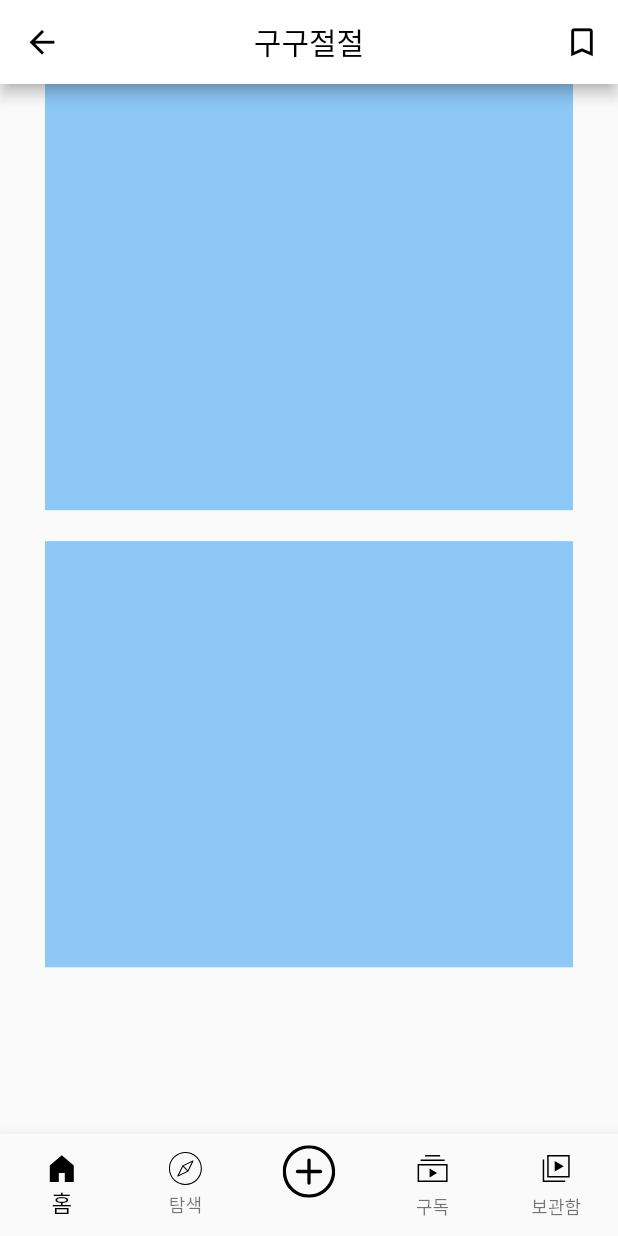
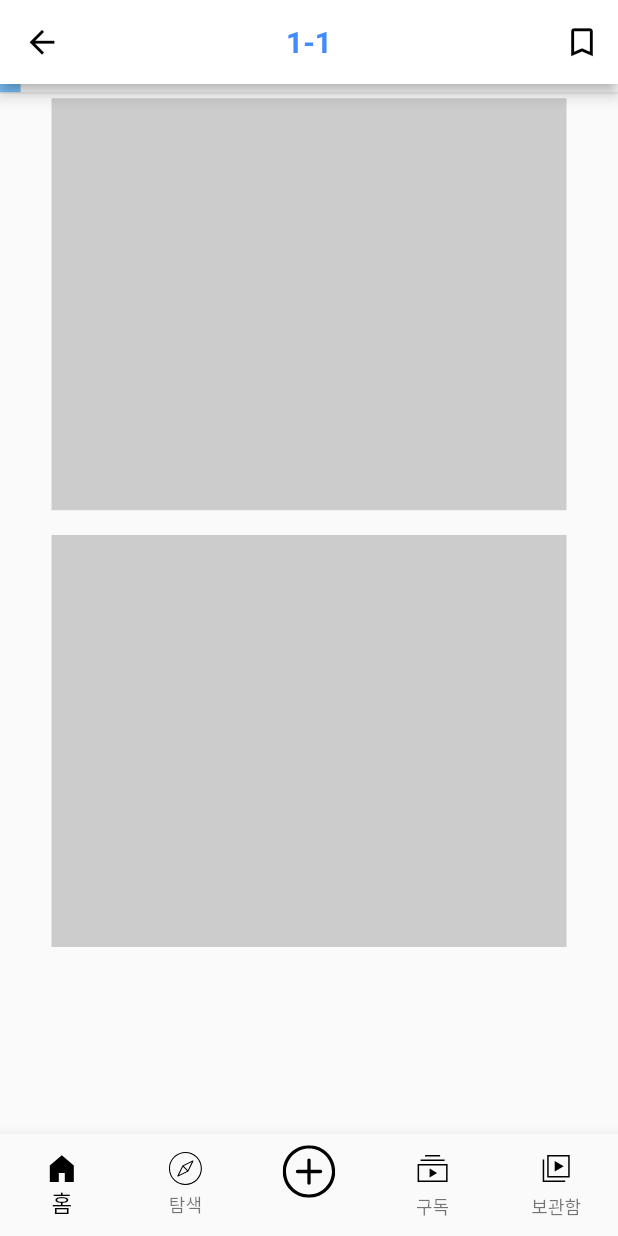
Before and after one commit to SeungAhSon/mirinae_gugu, a Flutter app: the screen it shows after launch, on a phone screen of 412 x 824 dp. Run offline on Flutter 3.47's test engine with Material 2 defaults, Android fonts, the phone set to English and light mode, and no system bars; our stand-ins replace firebase_auth, firebase_core, flutter_svg, get, google_sign_in, shared_preferences and 2 more; accounts and stored records are empty.

Commit message:
진행도 슬라이드 완성

```diff
--- a/lib/video/src/pages/home.dart
+++ b/lib/video/src/pages/home.dart
@@ -18,10 +18,11 @@ class Home extends StatelessWidget{
         appBar: AppBar(
 
           backgroundColor: Colors.white,
-          title: Text('구구절절',
+          title: Text('1-1',
             style: TextStyle(
-              color: Colors.black,
+              color: Colors.blueAccent,
               fontSize: 20,
+              fontWeight: FontWeight.bold,
             ),),
           centerTitle: true,
           leading: IconButton(
@@ -49,24 +50,41 @@ class Home extends StatelessWidget{
           body: Column(
             children: [
               Padding(
-                padding: EdgeInsets.only(left: 30,right: 30,),
+                padding: EdgeInsets.only(right: MediaQuery.of(context).size.width/(30/29),), //상단 슬라이드
                 child: Container(
 
-                height: MediaQuery.of(context).size.height/2.9,
-                color: Colors.blue.withOpacity(0.5),
+                  height: MediaQuery.of(context).size.height/(150/1),
+                  color: Colors.blue.withOpacity(0.6),
+                ),
+              ),
+              Padding(
+                padding: EdgeInsets.only(bottom: 3), //상단 슬라이드 밑에 선
+                child: Container(
+                  height: 1,
+                  color: Colors.grey.withOpacity(0.2),
+                ),
+              ),
+
+              //여긴 유튜브 영상
+              Padding(
+                padding: EdgeInsets.only(left:MediaQuery.of(context).size.width/(12/1),right: MediaQuery.of(context).size.width/(12/1),),
+                child: Container(
+
+                height: MediaQuery.of(context).size.height/(3/1),
+                color: Colors.grey.withOpacity(0.5),
               ),
             ),
 
               SizedBox(
-                height: MediaQuery.of(context).size.height/40,
+                height: MediaQuery.of(context).size.height/(50/1),
               ),
 
               Padding(
-                padding: EdgeInsets.only(left: 30,right: 30,),
+                padding: EdgeInsets.only(left:MediaQuery.of(context).size.width/(12/1),right: MediaQuery.of(context).size.width/(12/1),),
                 child: Container(
 
-                height: MediaQuery.of(context).size.height/2.9,
-                color: Colors.blue.withOpacity(0.5),
+                height: MediaQuery.of(context).size.height/(3/1),
+                color: Colors.grey.withOpacity(0.5),
               ),
               ),
             ],
```
